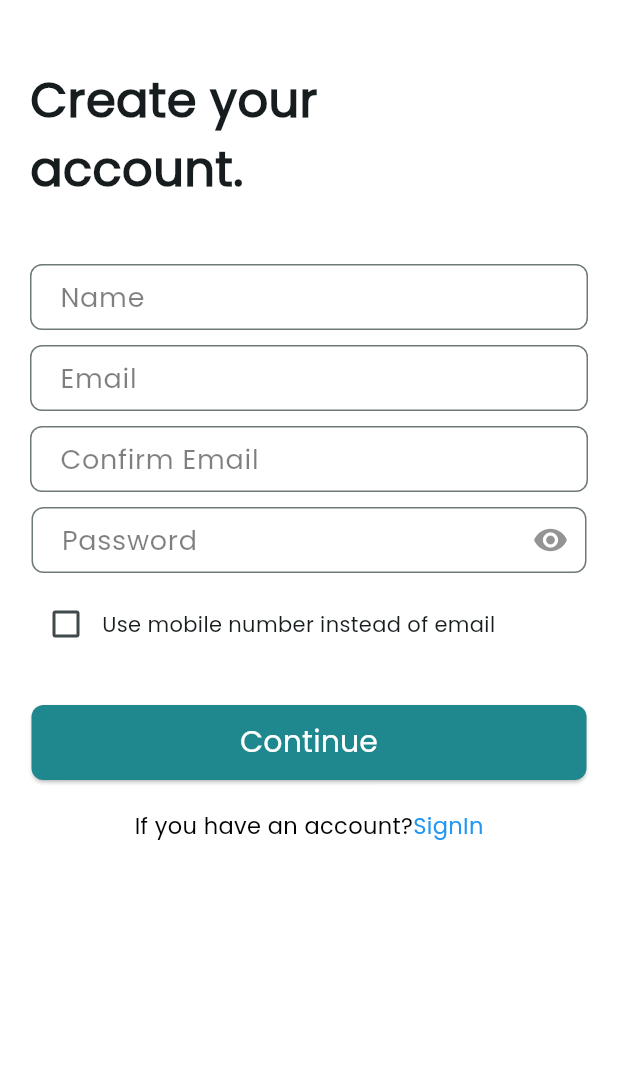
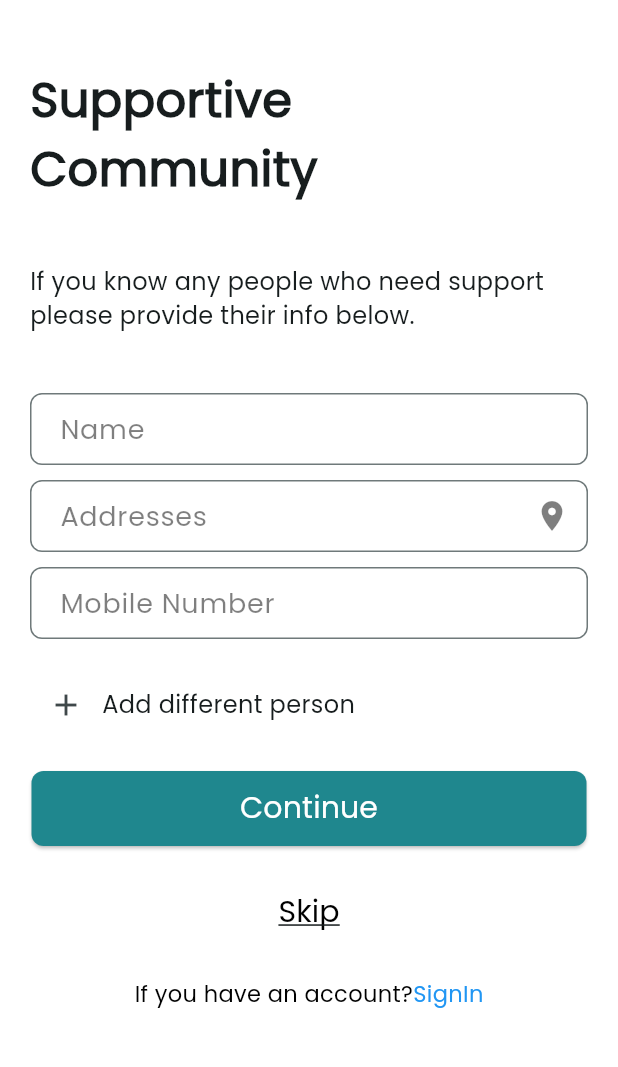
Before and after one commit to Narsinhpatel/donation_flutter_app, a Flutter app: the Signup screen opened by its route, after a tap on "Continue", on a phone screen of 412 x 824 dp, the part 84-1151 px from its top. Run offline on Flutter 3.47's test engine with Material 3 defaults, Android fonts, the phone set to English and light mode, and no system bars; our stand-ins replace get.

Commit message:
supportive-page-completed-narsinh

```diff
--- a/lib/pages/auth_pages/signup_page.dart
+++ b/lib/pages/auth_pages/signup_page.dart
@@ -20,11 +20,58 @@
     '+81': 'assets/images/auth/flags/jorden_flag.png',
   };
 
+  final TextEditingController nameController = TextEditingController();
+  final TextEditingController emailController = TextEditingController();
+  final TextEditingController confirmEmailController = TextEditingController();
+  final TextEditingController passwordController = TextEditingController();
+  final TextEditingController mobileNumberController = TextEditingController();
+  final GlobalKey<FormState> _formKey = GlobalKey<FormState>();
 
   void toggleVisibility() {
     setState(() {
       isObscured = !isObscured;
     });
+  }
+
+  String? validateName(String value) {
+    if (value.isEmpty) {
+      return 'Please enter your name';
+    }
+    return null;
+  }
+
+  String? validateEmail(String value) {
+    if (value.isEmpty) {
+      return 'Please enter your email';
+    } else if (!GetUtils.isEmail(value)) {
+      return 'Please enter a valid email';
+    }
+    return null;
+  }
+
+  String? validateConfirmEmail(String value) {
+    if (value.isEmpty) {
+      return 'Please confirm your email';
+    } else if (value != emailController.text) {
+      return 'Emails do not match';
+    }
+    return null;
+  }
+
+  String? validatePassword(String value) {
+    if (value.isEmpty) {
+      return 'Please enter your password';
+    } else if (value.length < 6) {
+      return 'Password must be at least 6 characters long';
+    }
+    return null;
+  }
+
+  String? validateMobileNumber(String value) {
+    if (value.isEmpty) {
+      return 'Please enter your mobile number';
+    }
+    return null;
   }
 
   @override
@@ -35,62 +82,23 @@
       body: SingleChildScrollView(
         child: Container(
           margin: const EdgeInsets.only(left: 20, right: 20),
+          child: Form(
+              key: _formKey,
             child: Column(
               children: [
-              // Row(
-              //   children: [
-              //     Container(
-              //       margin: const EdgeInsets.only(left: 10.0, top: 30.0),
-              //       child: Image.asset(
-              //         'assets/images/signup_welcome/heart.png',
-              //         height: 70,
-              //       ),
-              //     ),
-              //
-              //     Expanded(
-              //       child: Container(
-              //         margin: const EdgeInsets.only(
-              //           top: 32.0,
-              //           right: 32,
-              //         ),
-              //         child: Row(
-              //           mainAxisAlignment: MainAxisAlignment.end,
-              //           children: [
-              //             IconButton(
-              //               padding: const EdgeInsets.all(10),
-              //               onPressed: () {},
-              //               icon: const Icon(Icons.arrow_drop_down_sharp),
-              //             ),
-              //             const Center(
-              //               child: Text(
-              //                 "EN",
-              //                 style: TextStyle(
-              //                     fontWeight: FontWeight.w400, fontSize: 14),
-              //               ),
-              //             ),
-              //           ],
-              //         ),
-              //       ),
-              //     ),
-              //   ],
-              // ),
                 const SizedBox(height: 40),
                 Container(
                   alignment: Alignment.topLeft,
                   child: const Text(
-                  '''Create your
-account.''',
+                    '''Create your\naccount.''',
                     style: TextStyle(fontWeight: FontWeight.w600, fontSize: 32),
                   ),
                 ),
                 const SizedBox(height: 40),
-              Form(
-                child: Column(
+                Column(
                   children: [
-                    SizedBox(
-                      width: 390,
-                      height: 44,
-                      child: TextField(
+                    TextFormField(
+                      controller: nameController,
                       decoration: InputDecoration(
                         hintText: "Name",
                         hintStyle: TextStyle(
@@ -111,13 +119,11 @@
                               color: Colors.black.withOpacity(0.5)),
                         ),
                       ),
-                      ),
+                    //  validator: validateName,
                     ),
                     const SizedBox(height: 10),
-                    SizedBox(
-                      width: 390,
-                      height: 44,
-                      child: TextField(
+                    TextFormField(
+                      controller: emailController,
                       decoration: InputDecoration(
                         hintText: "Email",
                         hintStyle: TextStyle(
@@ -138,13 +144,11 @@
                               color: Colors.black.withOpacity(0.5)),
                         ),
                       ),
-                      ),
+                    //  validator: validateEmail,
                     ),
                     const SizedBox(height: 10),
-                    SizedBox(
-                      width: 390,
-                      height: 44,
-                      child: TextField(
+                    TextFormField(
+                      controller: confirmEmailController,
                       decoration: InputDecoration(
                         hintText: "Confirm Email",
                         hintStyle: TextStyle(
@@ -165,13 +169,11 @@
                               color: Colors.black.withOpacity(0.5)),
                         ),
                       ),
-                      ),
+                    //  validator: validateConfirmEmail,
                     ),
                     const SizedBox(height: 10),
-                    SizedBox(
-                      width: 370,
-                      height: 44,
-                      child: TextFormField(
+                    TextFormField(
+                      controller: passwordController,
                       obscureText: isObscured,
                       decoration: InputDecoration(
                         hintText: 'Password',
@@ -202,14 +204,7 @@
                           onPressed: toggleVisibility,
                         ),
                       ),
-                        validator: (value) {
-                          if (value!.isEmpty) {
-                            return 'Please enter your password';
-                          }
-                          return null;
-                        },
-                      ),
-
+                    //  validator: validatePassword,
                     ),
                     const SizedBox(height: 10),
                     Row(
@@ -276,6 +271,7 @@
                             child: SizedBox(
                               height: 44,
                               child: TextField(
+                                controller: mobileNumberController,
                                 decoration: InputDecoration(
                                   hintText: "Mobile Number",
                                   hintStyle: TextStyle(
@@ -296,19 +292,18 @@
                                         color: Colors.black.withOpacity(0.5)),
                                   ),
                                 ),
+                             //   validator: validateMobileNumber,
                               ),
                             ),
                           ),
                         ],
                       ),
-
-
                     const SizedBox(height: 30),
                     ElevatedButton(
                       onPressed: () {
-                        if (Form.of(context)!.validate()) {
-                          // Form is valid, do something with the data
-                          print('Form is valid');
+                        if (_formKey.currentState!.validate()) {
+                          // Proceed with your logic here
+                          Get.toNamed("/supportive_community");
                         }
                       },
                       style: ElevatedButton.styleFrom(
@@ -327,14 +322,10 @@
                             fontWeight: FontWeight.w500),
                       ),
                     ),
-
                   ],
                 ),
-              ),
                 const SizedBox(height: 20),
-              SizedBox(
-
-                child: Row(
+                Row(
                   mainAxisAlignment: MainAxisAlignment.center,
                   crossAxisAlignment: CrossAxisAlignment.end,
                   children: [
@@ -359,11 +350,10 @@
                         ),
                       ),
                     ),
-
                   ],
                 ),
+              ],
             ),
-            ],
           ),
         ),
       ),
--- /dev/null
+++ b/lib/pages/auth_pages/supportive_comm_page.dart
@@ -0,0 +1,153 @@
+import 'package:donation_flutter_app/utils/components/auth_component/supportive_page_fields.dart';
+import 'package:flutter/material.dart';
+import 'package:get/get.dart';
+import 'package:get/get_core/src/get_main.dart';
+
+import '../../utils/components/auth_component/auth_appbar.dart';
+
+class SupportiveCommunity extends StatefulWidget {
+  const SupportiveCommunity({super.key});
+
+  @override
+  State<SupportiveCommunity> createState() => _SupportiveCommunityState();
+}
+
+class _SupportiveCommunityState extends State<SupportiveCommunity> {
+  final TextEditingController nameController = TextEditingController();
+  final TextEditingController addressesController = TextEditingController();
+
+  final TextEditingController passwordController = TextEditingController();
+  final TextEditingController mobileNumberController = TextEditingController();
+  bool showAdditionalFields = false;
+  final GlobalKey<FormState> _formKey = GlobalKey<FormState>();
+  @override
+  Widget build(BuildContext context) {
+    return  Scaffold(
+        backgroundColor: Colors.white,
+        appBar: const AuthAppBar(),
+    body: SingleChildScrollView(
+      child: Container(
+        margin: const EdgeInsets.only(left: 20, right: 20),
+        child: Form(
+            key: _formKey,
+          child: Column(
+            children: [
+              const SizedBox(height: 40),
+              Container(
+                alignment: Alignment.topLeft,
+                child: const Text(
+                  '''Supportive \nCommunity''',
+                  style: TextStyle(fontWeight: FontWeight.w600, fontSize: 32),
+                ),
+              ),
+              const SizedBox(height: 40),
+              Container(
+                alignment: Alignment.topLeft,
+                child: const Text(
+                  '''If you know any people who need support\nplease provide their info below.''',
+                  style: TextStyle(fontWeight: FontWeight.w400, fontSize: 16),
+                ),
+              ),
+              const SizedBox(height: 40),
+                      const SupportiveTextFields(),
+
+                      const SizedBox(height: 20),
+
+
+              Row(
+                children: [
+                  IconButton(
+                    onPressed: () {
+                      setState(() {
+                        showAdditionalFields = !showAdditionalFields;
+                      });
+                    },
+                    icon: const Icon(Icons.add),
+                  ),
+                  const Text(
+                    "Add different person",
+                    style: TextStyle(fontSize: 16, fontWeight: FontWeight.w400),
+                  )
+                ],
+              ),
+              const SizedBox(height: 20),
+              if (showAdditionalFields) ...[
+                const SupportiveTextFields(),
+                const SizedBox(height: 20),
+              ],
+
+              ElevatedButton(
+                onPressed: () {
+                  if (_formKey.currentState!.validate()) {
+
+                    Get.toNamed("/supportive_community");
+                  }
+                },
+                style: ElevatedButton.styleFrom(
+                  backgroundColor: const Color(0xFF1F878E),
+                  minimumSize: const Size(370, 50),
+                  padding: const EdgeInsets.all(10),
+                  shape: RoundedRectangleBorder(
+                    borderRadius: BorderRadius.circular(8),
+                  ),
+                ),
+                child: const Text(
+                  'Continue',
+                  style: TextStyle(
+                      color: Colors.white,
+                      fontSize: 20,
+                      fontWeight: FontWeight.w500),
+                ),
+              ),
+              const SizedBox(height: 20),
+              TextButton(
+                onPressed: () {
+
+                },
+                child: const Text(
+                  'Skip',
+                  style: TextStyle(
+                    fontSize: 20,
+                    fontWeight: FontWeight.w500,
+                    color: Colors.black,
+                    decoration: TextDecoration.underline,
+                  ),
+                ),
+              ),
+              const SizedBox(height: 20),
+              Row(
+                mainAxisAlignment: MainAxisAlignment.center,
+                crossAxisAlignment: CrossAxisAlignment.end,
+                children: [
+                  const Text(
+                    "If you have an account?",
+                    style: TextStyle(
+                      fontSize: 15,
+                      fontWeight: FontWeight.w400,
+                      color: Colors.black,
+                    ),
+                  ),
+                  GestureDetector(
+                    onTap: () {
+                      Get.toNamed("/signin");
+                    },
+                    child: const Text(
+                      'SignIn',
+                      style: TextStyle(
+                        fontSize: 15,
+                        fontWeight: FontWeight.w400,
+                        color: Colors.blue,
+                      ),
+                    ),
+                  ),
+                ],
+              ),
+
+            ],
+          ),
+        ),
+      ),
+    ),
+    );
+  }
+}
--- a/lib/routes/routes.dart
+++ b/lib/routes/routes.dart
@@ -2,6 +2,7 @@
 import 'package:donation_flutter_app/pages/auth_pages/signin_page.dart';
 import 'package:donation_flutter_app/pages/auth_pages/signup_page.dart';
 import 'package:donation_flutter_app/pages/auth_pages/signup_welcome.dart';
+import 'package:donation_flutter_app/pages/auth_pages/supportive_comm_page.dart';
 import 'package:donation_flutter_app/pages/welcome_pages/welcome.dart';
 import 'package:get/get.dart';
 
@@ -32,5 +33,9 @@
     name: '/signup',
     page: () => const Signup(),
   ),
+  GetPage(
+    name: '/supportive_community',
+    page: () => const SupportiveCommunity(),
+  ),
 
 ];
--- /dev/null
+++ b/lib/utils/components/auth_component/supportive_page_fields.dart
@@ -0,0 +1,100 @@
+import 'package:flutter/material.dart';
+
+class SupportiveTextFields extends StatefulWidget {
+  const SupportiveTextFields({super.key});
+
+  @override
+  State<SupportiveTextFields> createState() => _SupportiveTextFieldsState();
+}
+
+class _SupportiveTextFieldsState extends State<SupportiveTextFields> {
+  @override
+  Widget build(BuildContext context) {
+    return     Column(
+      children: [
+        TextFormField(
+         // controller: nameController,
+          decoration: InputDecoration(
+            hintText: "Name",
+            hintStyle: TextStyle(
+              fontWeight: FontWeight.w500,
+              fontSize: 18,
+              color: Colors.black.withOpacity(0.5),
+            ),
+            contentPadding: const EdgeInsets.symmetric(
+                vertical: 7, horizontal: 16),
+            border: OutlineInputBorder(
+              borderRadius: BorderRadius.circular(8.0),
+              borderSide: BorderSide(
+                  color: Colors.black.withOpacity(0.5)),
+            ),
+            focusedBorder: OutlineInputBorder(
+              borderRadius: BorderRadius.circular(8.0),
+              borderSide: BorderSide(
+                  color: Colors.black.withOpacity(0.5)),
+            ),
+          ),
+        ),
+        const SizedBox(height: 10),
+        TextFormField(
+          //controller: addressesController,
+          decoration: InputDecoration(
+            hintText: "Addresses",
+            hintStyle: TextStyle(
+              fontWeight: FontWeight.w500,
+              fontSize: 18,
+              color: Colors.black.withOpacity(0.5),
+            ),
+            contentPadding: const EdgeInsets.symmetric(
+                vertical: 7, horizontal: 16),
+            border: OutlineInputBorder(
+              borderRadius: BorderRadius.circular(8.0),
+              borderSide: BorderSide(
+                  color: Colors.black.withOpacity(0.5)),
+            ),
+            focusedBorder: OutlineInputBorder(
+              borderRadius: BorderRadius.circular(8.0),
+              borderSide: BorderSide(
+                  color: Colors.black.withOpacity(0.5)),
+            ),
+            suffixIcon: IconButton(
+              onPressed: () {
+                // Handle IconButton onPressed event here
+              },
+              icon: Icon(Icons.place,color: Colors.black.withOpacity(0.5),),
+            ),
+          ),
+        ),
+
+        const SizedBox(height: 10),
+        TextFormField(
+         // controller: mobileNumberController,
+          decoration: InputDecoration(
+            hintText: "Mobile Number",
+            hintStyle: TextStyle(
+              fontWeight: FontWeight.w500,
+              fontSize: 18,
+              color: Colors.black.withOpacity(0.5),
+            ),
+            contentPadding: const EdgeInsets.symmetric(
+                vertical: 7, horizontal: 16),
+            border: OutlineInputBorder(
+              borderRadius: BorderRadius.circular(8.0),
+              borderSide: BorderSide(
+                  color: Colors.black.withOpacity(0.5)),
+            ),
+            focusedBorder: OutlineInputBorder(
+              borderRadius: BorderRadius.circular(8.0),
+              borderSide: BorderSide(
+                  color: Colors.black.withOpacity(0.5)),
+            ),
+          ),
+        ),
+
+
+
+
+      ],
+    );
+  }
+}
```
Also changed, not shown: assets/images/auth/Vector.png (added). Lines whose indentation alone changed are shown as unchanged.
